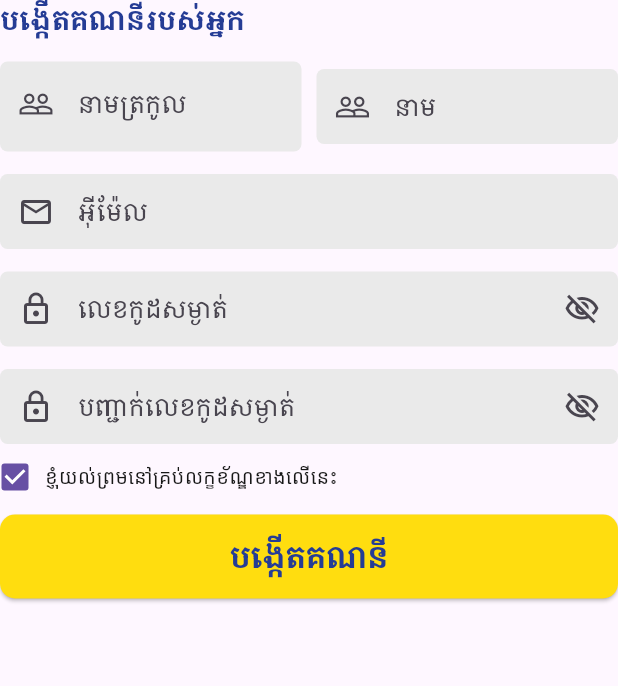
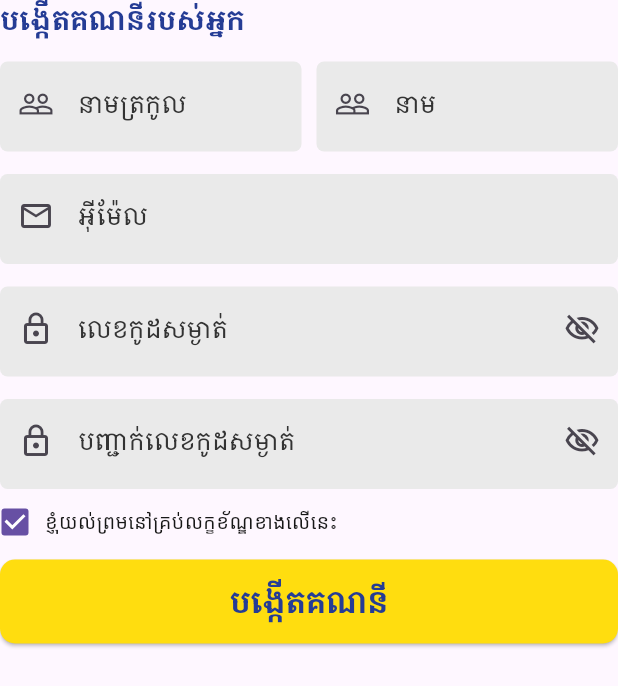
Before and after one commit to samnangma/mvvm-sample-developer-cambodia-flutter-, a Flutter app: the RegisterForm widget shown alone on an empty page, opened directly, on a phone screen of 412 x 824 dp. Shown: the top 686 px of the screen. Run offline on Flutter 3.47's test engine with Material 2 defaults, Android fonts, the phone set to English and light mode, and no system bars; our stand-ins replace animate_do, carousel_slider, file_picker, flick_video_player, smooth_page_indicator, video_player; missing offline and left inert: flutter_pdfview, flutter_verification_code.

Commit message:
85% done

```diff
--- a/lib/views/sign_up/wiget/register_form.dart
+++ b/lib/views/sign_up/wiget/register_form.dart
@@ -119,11 +119,9 @@ class _RegisterFormState extends State<RegisterForm> {
                   children: [
                     Container(
                       height: 60,
-                      decoration: ShapeDecoration(
+                      decoration: BoxDecoration(
                         color: AppColor.gray50,
-                        shape: RoundedRectangleBorder(
-                          borderRadius: BorderRadius.circular(5),
-                        ),
+                        borderRadius: BorderRadius.circular(5),
                       ),
                       child: TextFormField(
                         controller: lastNameController,
@@ -131,13 +129,16 @@ class _RegisterFormState extends State<RegisterForm> {
                         focusNode: lastNameFocusNode,
                         decoration: InputDecoration(
                           focusedBorder: focusedBorder,
-                          labelText: lastNameFocusNode.hasFocus ||
-                                  lastNameController.text.isNotEmpty
-                              ? null
-                              : "នាមត្រកូល",
+                          labelText:
+                              lastNameFocusNode.hasFocus ? null : "នាមត្រកូល",
+                          labelStyle: TextStyle(color: AppColor.black70),
                           prefixIcon: Icon(Icons.people_outline),
                           border: InputBorder.none,
                         ),
+                        onFieldSubmitted: (value) {
+                          FocusScope.of(context)
+                              .requestFocus(firstNameFocusNode);
+                        },
                       ),
                     ),
                     if (lastNameError != null)
@@ -159,7 +160,7 @@ class _RegisterFormState extends State<RegisterForm> {
                   crossAxisAlignment: CrossAxisAlignment.start,
                   children: [
                     Container(
-                      height: 50,
+                      height: 60,
                       decoration: ShapeDecoration(
                         color: AppColor.gray50,
                         shape: RoundedRectangleBorder(
@@ -174,8 +175,12 @@ class _RegisterFormState extends State<RegisterForm> {
                           focusedBorder: focusedBorder,
                           prefixIcon: const Icon(Icons.people_outline),
                           labelText: firstNameFocusNode.hasFocus ? null : "នាម",
+                          labelStyle: TextStyle(color: AppColor.black70),
                           border: InputBorder.none,
                         ),
+                        onFieldSubmitted: (value) {
+                          FocusScope.of(context).requestFocus(emailFocusNode);
+                        },
                       ),
                     ),
                     if (firstNameError != null)
@@ -193,7 +198,7 @@ class _RegisterFormState extends State<RegisterForm> {
           ),
           const SizedBox(height: 15),
           Container(
-            height: 50,
+            height: 60,
             decoration: ShapeDecoration(
               color: AppColor.gray50,
               shape: RoundedRectangleBorder(
@@ -206,6 +211,7 @@ class _RegisterFormState extends State<RegisterForm> {
                 focusedBorder: focusedBorder,
                 prefixIcon: Icon(Icons.email_outlined),
                 labelText: emailFocusNode.hasFocus ? null : "អុីម៉ែល",
+                labelStyle: TextStyle(color: AppColor.black70),
                 border: InputBorder.none,
               ),
               onFieldSubmitted: (value) {
@@ -223,7 +229,7 @@ class _RegisterFormState extends State<RegisterForm> {
             ),
           const SizedBox(height: 15),
           Container(
-            height: 50,
+            height: 60,
             decoration: ShapeDecoration(
               color: AppColor.gray50,
               shape: RoundedRectangleBorder(
@@ -242,6 +248,7 @@ class _RegisterFormState extends State<RegisterForm> {
                     prefixIcon: const Icon(Icons.lock_outline),
                     labelText:
                         passwordFocusNode.hasFocus ? null : "លេខកូដសម្ងាត់",
+                    labelStyle: TextStyle(color: AppColor.black70),
                     border: InputBorder.none,
                     suffixIcon: InkWell(
                       onTap: () {
@@ -272,7 +279,7 @@ class _RegisterFormState extends State<RegisterForm> {
             ),
           const SizedBox(height: 15),
           Container(
-            height: 50,
+            height: 60,
             decoration: ShapeDecoration(
               color: AppColor.gray50,
               shape: RoundedRectangleBorder(
@@ -291,6 +298,7 @@ class _RegisterFormState extends State<RegisterForm> {
                     labelText: confirmPasswordFocusNode.hasFocus
                         ? null
                         : "បញ្ជាក់លេខកូដសម្ងាត់",
+                    labelStyle: TextStyle(color: AppColor.black70),
                     border: InputBorder.none,
                     suffixIcon: InkWell(
                       onTap: () {
```
Also changed, not shown: lib/views/login/login_form.dart (+11 -12 lines), 3 other files.
